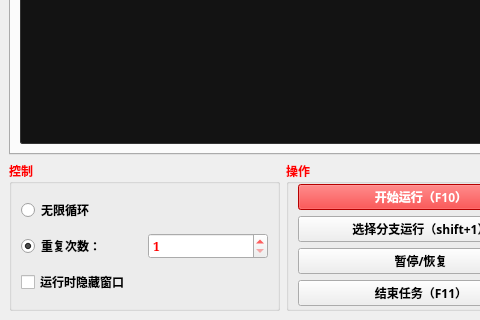
Above: 窗体/mainwindow.ui from FsterThanLight/automatic_clicker_2 before the change; both pictures show x 0 to 480 and y 423 to 743 of the 565 by 743 pixel window. Below: the same form after it.
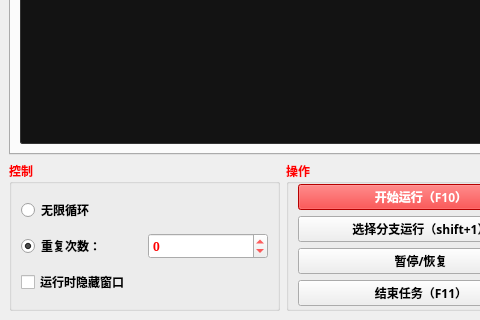
That is the form after the change. Icons and pictures are not drawn.

```diff
--- a/窗体/mainwindow.ui
+++ b/窗体/mainwindow.ui
@@ -921,10 +921,10 @@
           </font>
          </property>
          <property name="minimum">
-          <number>1</number>
+          <number>-1</number>
          </property>
          <property name="maximum">
-          <number>9999</number>
+          <number>1000000</number>
          </property>
          <property name="displayIntegerBase">
           <number>10</number>
```
